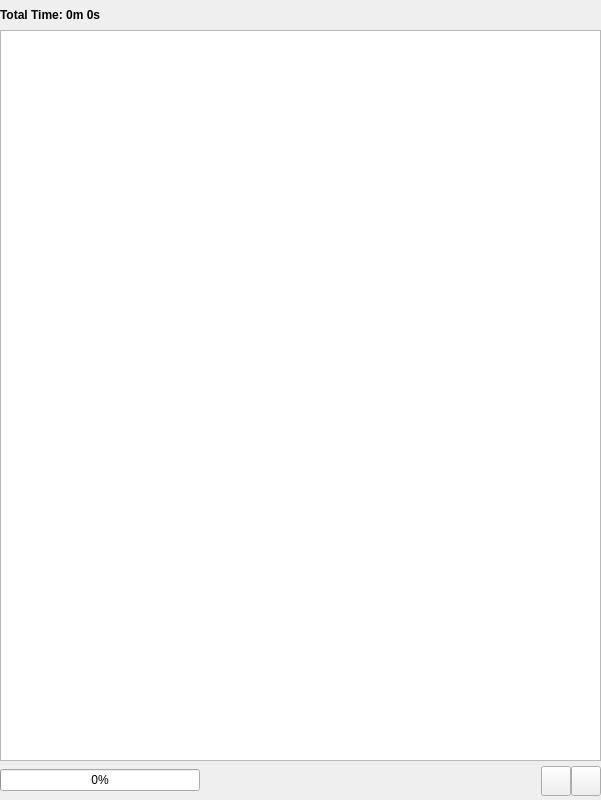
Qt form trunk/GUI/GUI_Playlist.ui (shahid334/sayonara-player) before a commit.
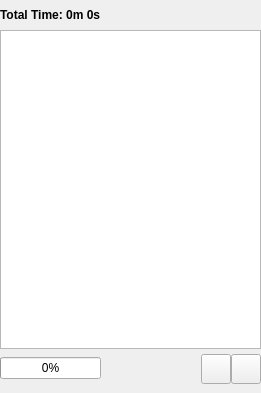
The same form after that commit. Icons and pictures are not drawn.

Commit message: GUi verändert CoverFetch verbessert (weiterleitung aktiviert)

What changed in the file:
```diff
--- a/trunk/GUI/GUI_Playlist.ui
+++ b/trunk/GUI/GUI_Playlist.ui
@@ -9,8 +9,8 @@
    <rect>
     <x>0</x>
     <y>0</y>
-    <width>601</width>
-    <height>800</height>
+    <width>261</width>
+    <height>393</height>
    </rect>
   </property>
   <property name="sizePolicy">
@@ -41,9 +41,18 @@
    <property name="spacing">
     <number>0</number>
    </property>
-   <property name="margin">
+   <property name="leftMargin">
     <number>0</number>
    </property>
+   <property name="topMargin">
+    <number>0</number>
+   </property>
+   <property name="rightMargin">
+    <number>0</number>
+   </property>
+   <property name="bottomMargin">
+    <number>5</number>
+   </property>
    <item>
     <widget class="QWidget" name="widget" native="true">
      <property name="sizePolicy">
```
The commit also changes 5 other files.
